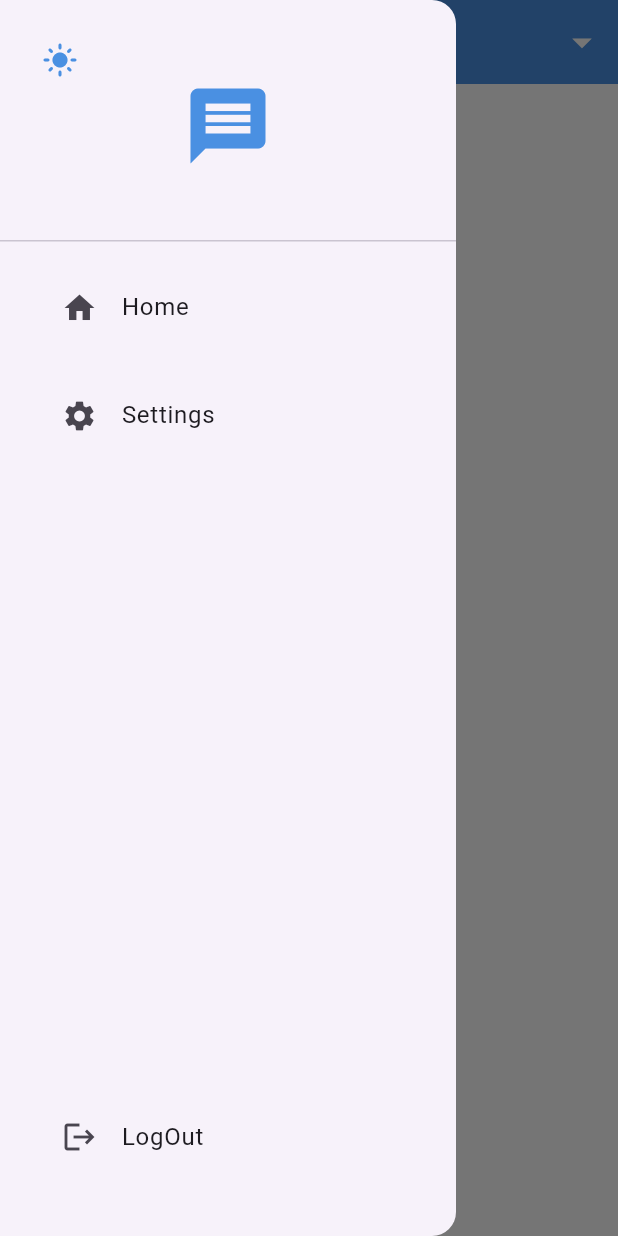
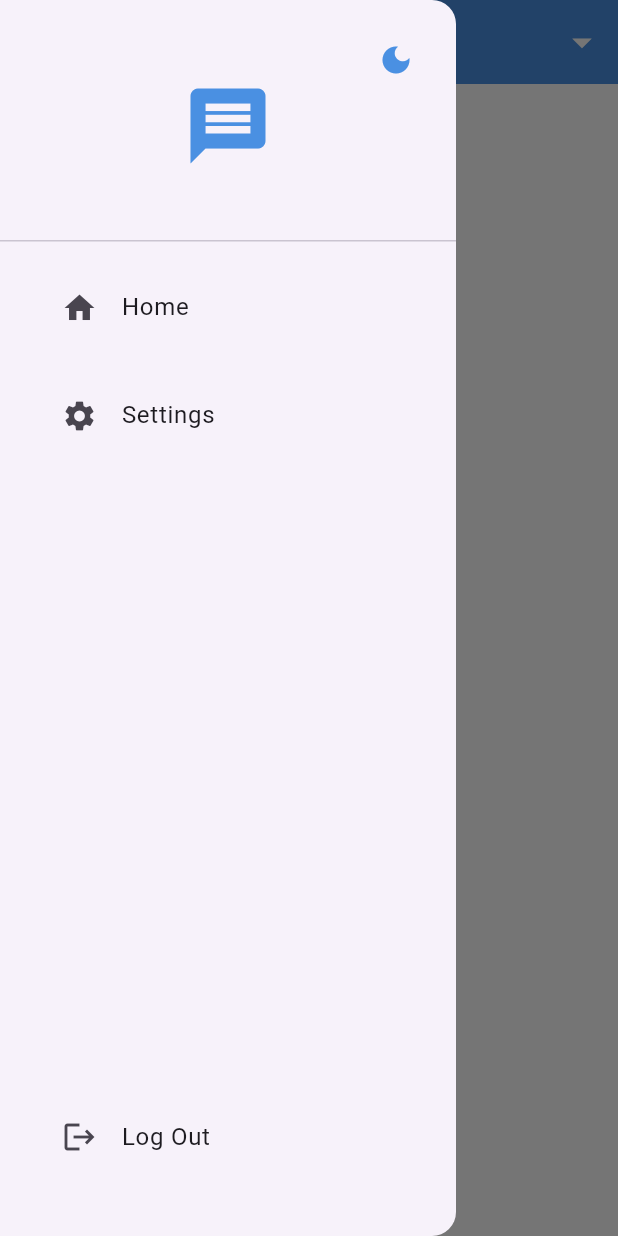
Before and after one commit to Dani-abera/chat_app, a Flutter app: the screen it shows once a user with an empty profile is signed in, with the side drawer open, on a phone screen of 412 x 824 dp. Run offline on Flutter 3.47's test engine with Material 3 defaults, Android fonts, the phone set to English and light mode, and no system bars; our stand-ins replace cloud_firestore, firebase_auth, firebase_core, shared_preferences; accounts and stored records are empty; generated files the repository leaves out were written again; network calls fail.

Commit message:
send receive messages

```diff
--- a/lib/component/chat_app_drawer.dart
+++ b/lib/component/chat_app_drawer.dart
@@ -1,28 +1,46 @@
 import 'package:chat_app/auth/auth_service.dart';
 import 'package:chat_app/pages/setting_page.dart';
 import 'package:flutter/material.dart';
+import 'package:provider/provider.dart';
+import '../themes/theme_provider.dart';
 
 class ChatAppDrawer extends StatelessWidget {
   const ChatAppDrawer({super.key});
 
   @override
   Widget build(BuildContext context) {
+    final themeProvider = Provider.of<ThemeProvider>(context);
+
     return Drawer(
       child: Column(
         children: [
           DrawerHeader(
-            child: Stack(children: [
-              Center(
-                child: Icon(
-                  Icons.message,
-                  size: 60,
+            child: Stack(
+              children: [
+                Center(
+                  child: Icon(
+                    Icons.message,
+                    size: 60,
+                    color: Theme.of(context).iconTheme.color,
+                  ),
                 ),
-              ),
-              IconButton(
-                onPressed: () {},
-                icon: Icon(Icons.light_mode),
-              )
-            ]),
+                Positioned(
+                  top: 0,
+                  right: 0,
+                  child: Consumer<ThemeProvider>(
+                    builder: (context, themeProvider, child) => IconButton(
+                      icon: Icon(
+                        themeProvider.isDarkMode
+                            ? Icons.light_mode
+                            : Icons.dark_mode,
+                        color: Theme.of(context).iconTheme.color,
+                      ),
+                      onPressed: () => themeProvider.toggleTheme(),
+                    ),
+                  ),
+                ),
+              ],
+            ),
           ),
           Padding(
             padding:
@@ -57,7 +75,7 @@ class ChatAppDrawer extends StatelessWidget {
             padding:
                 const EdgeInsets.symmetric(horizontal: 25.0, vertical: 8.0),
             child: ListTile(
-              title: Text('LogOut'),
+              title: Text('Log Out'),
               leading: Icon(Icons.logout),
               onTap: () {
                 Navigator.pop(context);
@@ -65,9 +83,7 @@ class ChatAppDrawer extends StatelessWidget {
               },
             ),
           ),
-          SizedBox(
-            height: 30,
-          )
+          SizedBox(height: 30),
         ],
       ),
     );
--- a/lib/component/chat_app_textfield.dart
+++ b/lib/component/chat_app_textfield.dart
@@ -5,6 +5,7 @@ class ChatAppTextField extends StatelessWidget {
   final IconData prefixIcon;
   final bool isPassword;
   final TextEditingController controller;
+  final FocusNode? focusNode;
   final Function(String)? onChanged;
 
   const ChatAppTextField({
@@ -13,6 +14,7 @@ class ChatAppTextField extends StatelessWidget {
     required this.prefixIcon,
     required this.controller,
     this.onChanged,
+    this.focusNode,
     this.isPassword = false,
   });
 
@@ -22,6 +24,7 @@ class ChatAppTextField extends StatelessWidget {
       padding: const EdgeInsets.all(10.0),
       child: TextField(
         controller: controller,
+        focusNode: focusNode ?? FocusNode(),
         onChanged: onChanged,
         obscureText: isPassword, // Toggle password visibility
         decoration: InputDecoration(
--- a/lib/main.dart
+++ b/lib/main.dart
@@ -1,8 +1,10 @@
 import 'package:chat_app/auth/auth_gete.dart';
 import 'package:chat_app/pages/test.dart';
 import 'package:chat_app/themes/chat_app_themes.dart';
+import 'package:chat_app/themes/theme_provider.dart';
 import 'package:flutter/material.dart';
 import 'package:firebase_core/firebase_core.dart';
+import 'package:provider/provider.dart';
 import 'firebase_options.dart';
 
 void main() async {
@@ -10,7 +12,12 @@ void main() async {
   await Firebase.initializeApp(
     options: DefaultFirebaseOptions.currentPlatform,
   );
-  runApp(MyApp());
+  runApp(
+    ChangeNotifierProvider(
+      create: (context) => ThemeProvider(),
+      child: MyApp(),
+    ),
+  );
 }
 
 class MyApp extends StatelessWidget {
@@ -21,8 +28,11 @@ class MyApp extends StatelessWidget {
     return MaterialApp(
       debugShowCheckedModeBanner: false,
       title: 'Chat App',
-      theme: ChatAppThemes.lightTheme, // Light theme
-      darkTheme: ChatAppThemes.darkTheme, // Dark theme
+      theme: ChatAppThemes.lightTheme,
+      darkTheme: ChatAppThemes.darkTheme,
+      themeMode: Provider.of<ThemeProvider>(context).isDarkMode
+          ? ThemeMode.dark
+          : ThemeMode.light,
       home: AuthGete(),
       //home: DropdownIconButton(),
     );
--- /dev/null
+++ b/lib/models/message.dart
@@ -0,0 +1,27 @@
+import 'package:cloud_firestore/cloud_firestore.dart';
+
+class Message {
+  final String senderID;
+  final String senderEmail;
+  final String receiverID;
+  final String message;
+  final Timestamp timestamp;
+
+  Message({
+    required this.senderID,
+    required this.senderEmail,
+    required this.receiverID,
+    required this.message,
+    required this.timestamp,
+  });
+
+  Map<String, dynamic> toMap() {
+    return {
+      'senderID': senderID,
+      'senderEmail': senderEmail,
+      'receiverID': receiverID,
+      'message': message,
+      'timestamp': timestamp,
+    };
+  }
+}
--- /dev/null
+++ b/lib/themes/theme_provider.dart
@@ -0,0 +1,30 @@
+import 'package:flutter/material.dart';
+import 'package:shared_preferences/shared_preferences.dart';
+
+import 'chat_app_themes.dart';
+
+class ThemeProvider extends ChangeNotifier {
+  static const String _prefsKey = 'isDarkTheme';
+  bool _isDark = false;
+
+  bool get isDarkMode => _isDark;
+  ThemeData get themeData =>
+      _isDark ? ChatAppThemes.darkTheme : ChatAppThemes.lightTheme;
+
+  ThemeProvider() {
+    _loadTheme();
+  }
+
+  Future<void> _loadTheme() async {
+    final prefs = await SharedPreferences.getInstance();
+    _isDark = prefs.getBool(_prefsKey) ?? false;
+    notifyListeners();
+  }
+
+  Future<void> toggleTheme() async {
+    _isDark = !_isDark;
+    notifyListeners();
+    final prefs = await SharedPreferences.getInstance();
+    await prefs.setBool(_prefsKey, _isDark);
+  }
+}
--- a/pubspec.yaml
+++ b/pubspec.yaml
@@ -37,6 +37,9 @@ dependencies:
   firebase_core: ^3.10.1
   firebase_auth: ^5.4.1
   cloud_firestore: ^5.6.2
+  intl: ^0.20.2
+  provider: ^6.1.2
+  shared_preferences: ^2.4.0
 
 dev_dependencies:
   flutter_test:
```
Also changed, not shown: lib/component/chat_app_message_container.dart (added, +73 -0 lines), lib/pages/chat_page.dart (+119 -2 lines), lib/pages/home_page.dart (+15 -11 lines), lib/service/chat_service.dart (+46 -1 lines), pubspec.lock, 2 other files.
